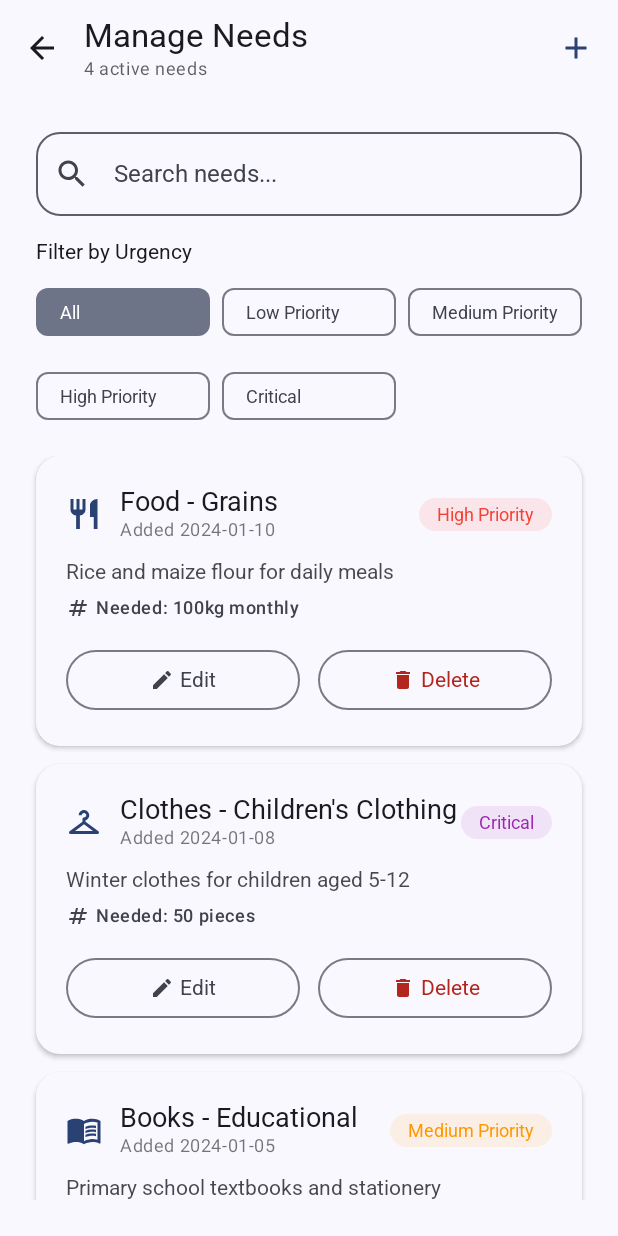
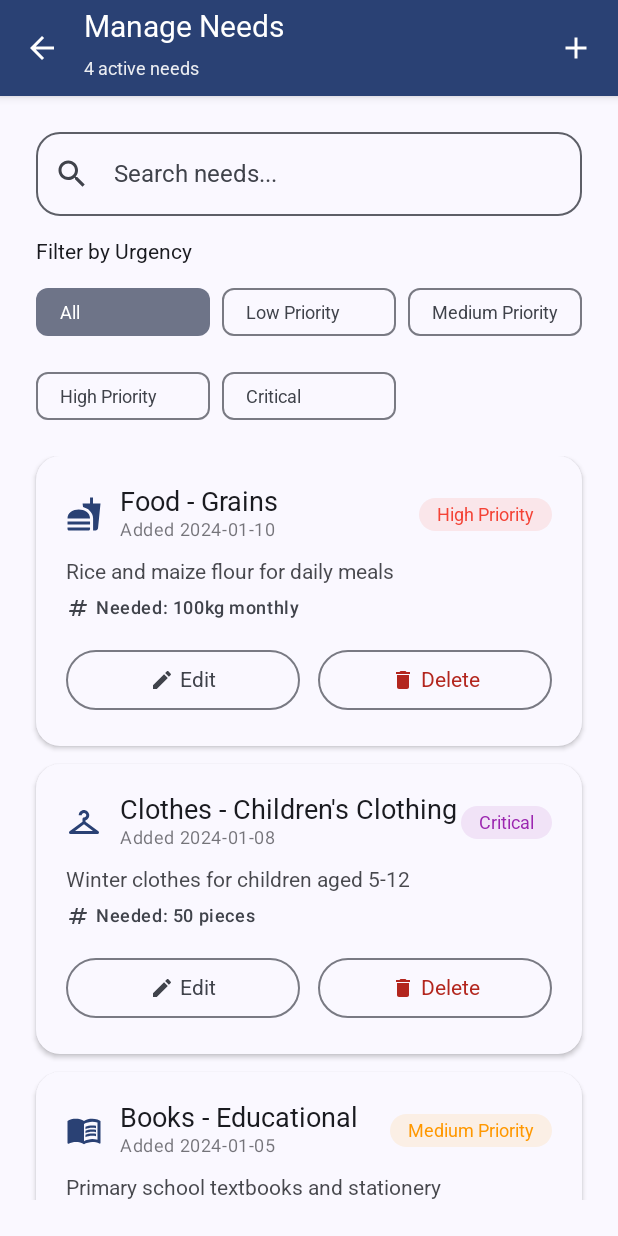
Before and after one commit to KhoTheProgrammer/mobile-application-practice, an Android app built with Jetpack Compose: the UpdateNeedsScreen screen opened through its navigation route, on a phone screen of 412 x 824 dp. Run offline under Robolectric (Android 15) with nearby library versions, the phone set to English and light mode, and no system bars.

Commit message:
refactor(ui): Enhance UpdateNeeds screen with CustomAppBar and UI improvements
- Replace default TopAppBar with CustomAppBar for consistent UI design
- Add Scaffold component to manage screen layout and padding
- Refactor screen structure to improve readability and maintainability
- Move getIconForCategory function to the same file for better organization
- Update menu anchor and icon selection implementations
- Simplify screen layout and reduce code complexity
- Improve overall screen responsiveness and design consistency

```diff
--- a/app/src/main/java/com/example/myapplication/ui/orphanage/UpdateNeeds.kt
+++ b/app/src/main/java/com/example/myapplication/ui/orphanage/UpdateNeeds.kt
@@ -8,13 +8,13 @@ import androidx.compose.foundation.lazy.LazyColumn
 import androidx.compose.foundation.lazy.items
 import androidx.compose.foundation.shape.RoundedCornerShape
 import androidx.compose.material.icons.Icons
-import androidx.compose.material.icons.automirrored.filled.ArrowBack
 import androidx.compose.material.icons.filled.*
 import androidx.compose.material3.*
 import androidx.compose.runtime.*
 import androidx.compose.ui.Alignment
 import androidx.compose.ui.Modifier
 import androidx.compose.ui.graphics.Color
+import androidx.compose.ui.graphics.vector.ImageVector
 import androidx.compose.ui.text.font.FontWeight
 import androidx.compose.ui.text.style.TextOverflow
 import androidx.compose.ui.tooling.preview.Preview
@@ -22,6 +22,8 @@ import androidx.compose.ui.unit.dp
 import androidx.compose.ui.unit.sp
 import com.example.myapplication.data.model.donor.OrphanageNeed
 import com.example.myapplication.ui.theme.MyApplicationTheme
+import com.example.myapplication.ui.components.CustomAppBar
+import com.example.myapplication.ui.components.AppBarAction
 
 // Data class for orphanage needs
 
@@ -131,49 +133,26 @@ fun UpdateNeedsScreen(onBackClick: () -> Unit = {}) {
         }
     }
 
-    Column(
-        modifier = Modifier.fillMaxSize()
-    ) {
-        // Top App Bar with back button
-        TopAppBar(
-            title = {
-                Column {
-                    Text("Manage Needs")
-                    Text(
-                        text = "${filteredNeeds.size} active needs",
-                        style = MaterialTheme.typography.bodySmall,
-                        color = MaterialTheme.colorScheme.onSurface.copy(alpha = 0.7f)
+    Scaffold(
+        topBar = {
+            CustomAppBar(
+                title = "Manage Needs",
+                subtitle = "${filteredNeeds.size} active needs",
+                onNavigationClick = onBackClick,
+                actions = listOf(
+                    AppBarAction(
+                        icon = Icons.Default.Add,
+                        contentDescription = "Add Need",
+                        onClick = { showAddNeedDialog = true }
                     )
-                }
-            },
-            navigationIcon = {
-                IconButton(onClick = onBackClick) {
-                    Icon(
-                        imageVector = Icons.AutoMirrored.Filled.ArrowBack,
-                        contentDescription = "Back"
-                    )
-                }
-            },
-            actions = {
-                // Add Need Button
-                IconButton(
-                    onClick = { showAddNeedDialog = true }
-                ) {
-                    Icon(
-                        imageVector = Icons.Default.Add,
-                        contentDescription = "Add Need",
-                        tint = MaterialTheme.colorScheme.primary
-                    )
-                }
-            },
-            colors = TopAppBarDefaults.topAppBarColors(
-                containerColor = MaterialTheme.colorScheme.surface
+                )
             )
-        )
-
+        }
+    ) { paddingValues ->
         Column(
             modifier = Modifier
                 .fillMaxSize()
+                .padding(paddingValues)
                 .padding(24.dp)
         ) {
 
@@ -260,9 +239,8 @@ fun UpdateNeedsScreen(onBackClick: () -> Unit = {}) {
                 }
             }
         }
-    }
 
-    // Add/Edit Need Dialog
+        // Add/Edit Need Dialog
     if (showAddNeedDialog || editingNeed != null) {
         AddEditNeedDialog(
             need = editingNeed,
@@ -286,9 +264,9 @@ fun UpdateNeedsScreen(onBackClick: () -> Unit = {}) {
             }
         )
     }
+    }
 }
 }
-
 @Composable
 fun UrgencyFilterSection(
     selectedUrgencyFilter: String,
@@ -370,7 +348,7 @@ fun NeedCard(
                     modifier = Modifier.weight(1f)
                 ) {
                     Icon(
-                        imageVector = _root_ide_package_.com.example.myapplication.ui.donor.getIconForCategory(
+                        imageVector = getIconForCategory(
                             need.category
                         ),
                         contentDescription = need.category,
@@ -544,7 +522,7 @@ fun AddEditNeedDialog(
                         onValueChange = { },
                         modifier = Modifier
                             .fillMaxWidth()
-                            .menuAnchor(MenuAnchorType.PrimaryNotEditable, enabled = true),
+                            .menuAnchor(),
                         readOnly = true,
                         label = { Text("Category") },
                         trailingIcon = {
@@ -606,7 +584,7 @@ fun AddEditNeedDialog(
                         onValueChange = { },
                         modifier = Modifier
                             .fillMaxWidth()
-                            .menuAnchor(MenuAnchorType.PrimaryNotEditable, enabled = true),
+                            .menuAnchor(),
                         readOnly = true,
                         label = { Text("Urgency Level") },
                         trailingIcon = {
@@ -663,6 +641,20 @@ fun AddEditNeedDialog(
     )
 }
 
+@Composable
+fun getIconForCategory(category: String): ImageVector {
+    return when (category) {
+        "Food" -> Icons.Default.Fastfood
+        "Clothes" -> Icons.Default.Checkroom
+        "Books" -> Icons.Default.MenuBook
+        "Medical" -> Icons.Default.MedicalServices
+        "Furniture" -> Icons.Default.Chair
+        "Toys" -> Icons.Default.Toys
+        "Electronics" -> Icons.Default.ElectricalServices
+        else -> Icons.Default.Category
+    }
+}
+
 @Preview(showBackground = true)
 @Composable
 fun UpdateNeedsScreenPreview() {
```
